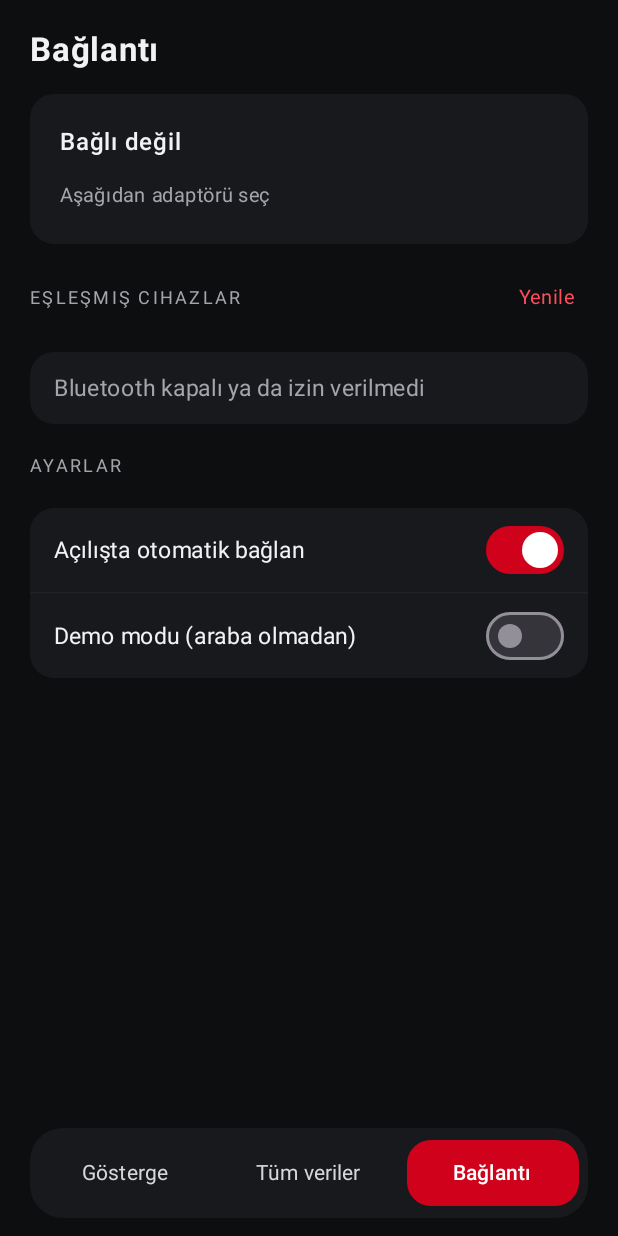
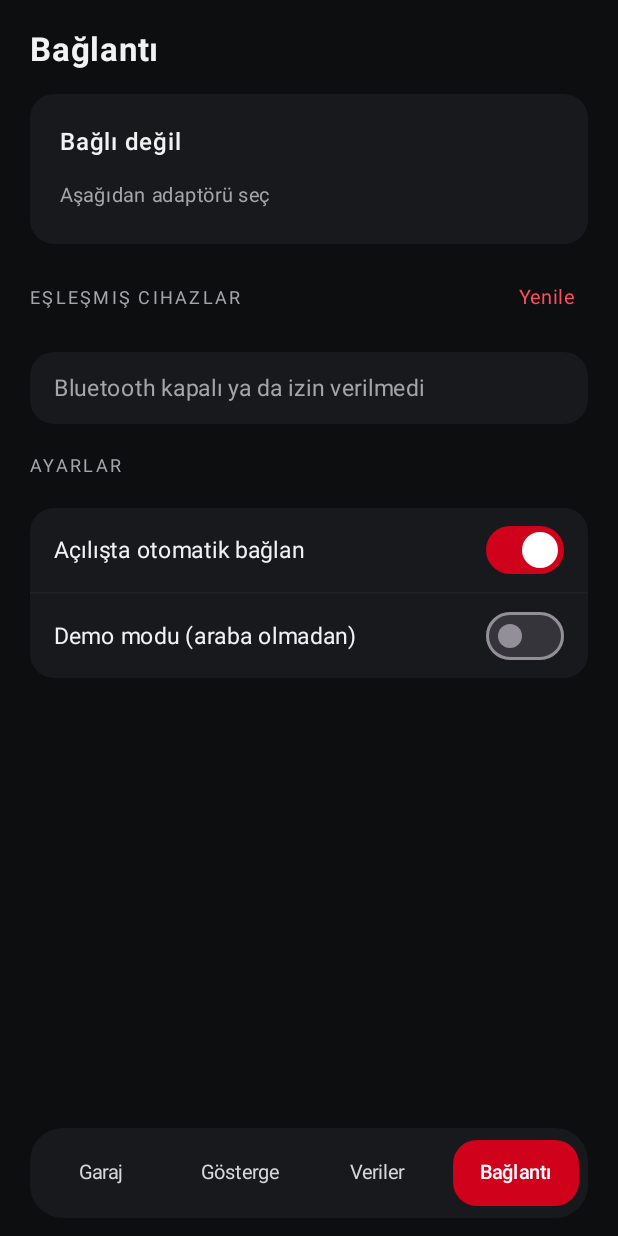
Before and after one commit to ozgunosmanagaoglu/obd-golf, an Android app built with Jetpack Compose: the screen it shows after launch (MainActivity), after a tap on "Bağlantı", on a phone screen of 412 x 824 dp. Run offline under Robolectric (Android 15) with nearby library versions, the phone set to English and light mode, and no system bars; 3 other taps on this screen came first.

Commit message:
Add modern Garage screen with live engine animation
Owner's grey Golf photo (background removed, plate hidden), 4-cylinder
animation in firing order 1-3-4-2 driven by rpm, spinning turbo with boost
ring, LED rev bar, and a hold-to-rev button in demo mode. Sora font.

Co-Authored-By: Claude Opus 5.5 <noreply@anthropic.com>
Claude-Session: https://claude.ai/code/session_01K2Lw2AUrs995w5oKkkN5U9

```diff
--- a/app/src/main/java/app/obdgolf/MainActivity.kt
+++ b/app/src/main/java/app/obdgolf/MainActivity.kt
@@ -44,6 +44,7 @@ import app.obdgolf.ui.CarScreen
 import app.obdgolf.ui.ConnectScreen
 import app.obdgolf.ui.DashboardScreen
 import app.obdgolf.ui.DetailsScreen
+import app.obdgolf.ui.GarageScreen
 import app.obdgolf.ui.ObdTheme
 
 class MainActivity : ComponentActivity() {
@@ -72,7 +73,7 @@ class MainActivity : ComponentActivity() {
     }
 }
 
-private enum class Tab(val label: String) { Dashboard("Gösterge"), Details("Tüm veriler"), Connect("Bağlantı") }
+private enum class Tab(val label: String) { Garage("Garaj"), Dashboard("Gösterge"), Details("Veriler"), Connect("Bağlantı") }
 
 @Composable
 private fun App(vm: ObdViewModel) {
@@ -81,17 +82,18 @@ private fun App(vm: ObdViewModel) {
     val devices by vm.devices.collectAsState()
     val auto by vm.autoConnect.collectAsState()
     val demo by vm.demo.collectAsState()
-    var tab by rememberSaveable { mutableStateOf(Tab.Dashboard) }
+    var tab by rememberSaveable { mutableStateOf(Tab.Garage) }
     val landscape = LocalConfiguration.current.orientation == Configuration.ORIENTATION_LANDSCAPE
 
     Box(Modifier.fillMaxSize().background(C.Bg).statusBarsPadding().navigationBarsPadding()) {
-        if (landscape && tab == Tab.Dashboard) {
+        if (landscape && (tab == Tab.Dashboard || tab == Tab.Garage)) {
             CarScreen(data, link) { tab = Tab.Connect }
             return@Box
         }
         Column(Modifier.fillMaxSize()) {
             Box(Modifier.weight(1f)) {
                 when (tab) {
+                    Tab.Garage -> GarageScreen(data, link, demo, onGas = vm::setGas) { tab = Tab.Connect }
                     Tab.Dashboard -> DashboardScreen(data, link) { tab = Tab.Connect }
                     Tab.Details -> DetailsScreen(data)
                     Tab.Connect -> ConnectScreen(
@@ -100,11 +102,11 @@ private fun App(vm: ObdViewModel) {
                         devices = devices,
                         autoConnect = auto,
                         demo = demo,
-                        onConnect = { vm.connect(it); tab = Tab.Dashboard },
+                        onConnect = { vm.connect(it); tab = Tab.Garage },
                         onDisconnect = vm::disconnect,
                         onRefresh = vm::refreshDevices,
                         onAutoConnect = vm::setAutoConnect,
-                        onDemo = { vm.setDemo(it); if (it) tab = Tab.Dashboard },
+                        onDemo = { vm.setDemo(it); if (it) tab = Tab.Garage },
                     )
                 }
             }
@@ -121,7 +123,7 @@ private fun App(vm: ObdViewModel) {
                         shape = RoundedCornerShape(16.dp),
                         colors = ButtonDefaults.textButtonColors(containerColor = if (selected) C.Red else Color.Transparent),
                     ) {
-                        Text(t.label, color = if (selected) Color.White else Color(0xFFD6D7DA), fontSize = 14.sp,
+                        Text(t.label, color = if (selected) Color.White else Color(0xFFD6D7DA), fontSize = 13.sp, maxLines = 1,
                             fontWeight = if (selected) FontWeight.SemiBold else FontWeight.Normal)
                     }
                 }
--- /dev/null
+++ b/app/src/main/java/app/obdgolf/ui/GarageScreen.kt
@@ -0,0 +1,344 @@
+package app.obdgolf.ui
+
+import androidx.compose.animation.core.LinearEasing
+import androidx.compose.animation.core.animateFloatAsState
+import androidx.compose.animation.core.tween
+import androidx.compose.foundation.Canvas
+import androidx.compose.foundation.Image
+import androidx.compose.foundation.background
+import androidx.compose.foundation.border
+import androidx.compose.foundation.gestures.detectTapGestures
+import androidx.compose.foundation.layout.Arrangement
+import androidx.compose.foundation.layout.Box
+import androidx.compose.foundation.layout.BoxWithConstraints
+import androidx.compose.foundation.layout.Column
+import androidx.compose.foundation.layout.Row
+import androidx.compose.foundation.layout.Spacer
+import androidx.compose.foundation.layout.fillMaxSize
+import androidx.compose.foundation.layout.fillMaxWidth
+import androidx.compose.foundation.layout.height
+import androidx.compose.foundation.layout.padding
+import androidx.compose.foundation.layout.size
+import androidx.compose.foundation.rememberScrollState
+import androidx.compose.foundation.shape.CircleShape
+import androidx.compose.foundation.shape.RoundedCornerShape
+import androidx.compose.foundation.verticalScroll
+import androidx.compose.material3.Text
+import androidx.compose.runtime.Composable
+import androidx.compose.runtime.LaunchedEffect
+import androidx.compose.runtime.getValue
+import androidx.compose.runtime.mutableFloatStateOf
+import androidx.compose.runtime.remember
+import androidx.compose.runtime.rememberUpdatedState
+import androidx.compose.runtime.setValue
+import androidx.compose.runtime.withFrameNanos
+import androidx.compose.ui.Alignment
+import androidx.compose.ui.Modifier
+import androidx.compose.ui.draw.clip
+import androidx.compose.ui.draw.shadow
+import androidx.compose.ui.geometry.CornerRadius
+import androidx.compose.ui.geometry.Offset
+import androidx.compose.ui.geometry.Size
+import androidx.compose.ui.graphics.Brush
+import androidx.compose.ui.graphics.Color
+import androidx.compose.ui.graphics.StrokeCap
+import androidx.compose.ui.graphics.drawscope.Stroke
+import androidx.compose.ui.graphics.drawscope.rotate
+import androidx.compose.ui.graphics.graphicsLayer
+import androidx.compose.ui.input.pointer.pointerInput
+import androidx.compose.ui.layout.ContentScale
+import androidx.compose.ui.res.painterResource
+import androidx.compose.ui.text.font.Font
+import androidx.compose.ui.text.font.FontFamily
+import androidx.compose.ui.text.font.FontWeight
+import androidx.compose.ui.unit.dp
+import androidx.compose.ui.unit.sp
+import app.obdgolf.LinkState
+import app.obdgolf.R
+import app.obdgolf.core.CarData
+import kotlin.math.PI
+import kotlin.math.cos
+import kotlin.math.roundToInt
+import kotlin.math.sin
+
+val Sora = FontFamily(
+    Font(R.font.sora_extralight, FontWeight.ExtraLight),
+    Font(R.font.sora_light, FontWeight.Light),
+    Font(R.font.sora_semibold, FontWeight.SemiBold),
+)
+
+private val Ink = Color(0xFF050608)
+private val Label = Color(0xFF9A9EA6)
+private val Glass = Color(0x0AFFFFFF)
+private val GlassLine = Color(0x12FFFFFF)
+private val Fire = Color(0xFFFF5A28)
+private val Amber = Color(0xFFFFB020)
+private val Hot = Color(0xFFFF2D3D)
+
+/** km/h per 1000 rpm for each DSG gear, roughly, for a 1.4 TSI DSG7. */
+private val gearRatios = listOf(7.5, 12.5, 19.5, 28.0, 36.0, 44.0, 52.0)
+
+private fun gearOf(rpm: Double?, speed: Double?): String {
+    if (rpm == null || speed == null || speed < 3 || rpm < 500) return "N"
+    val perK = speed / (rpm / 1000)
+    val i = gearRatios.indices.minBy { kotlin.math.abs(gearRatios[it] - perK) }
+    return "D${i + 1}"
+}
+
+@Composable
+fun GarageScreen(d: CarData, link: LinkState, demo: Boolean, onGas: (Boolean) -> Unit, onLinkClick: () -> Unit) {
+    val rpm by animateFloatAsState((d.rpm ?: 0.0).toFloat(), tween(220, easing = LinearEasing), label = "rpm")
+    val f = (rpm / 7000f).coerceIn(0f, 1f)
+    val red = rpm > 6000
+
+    // Crank angle for the animation, advanced every frame from the current rpm.
+    // Shown 40x slower than reality so the pistons can be followed by eye.
+    var crank by remember { mutableFloatStateOf(0f) }
+    var turbo by remember { mutableFloatStateOf(0f) }
+    val rpmNow by rememberUpdatedState(rpm)
+    LaunchedEffect(Unit) {
+        var last = 0L
+        while (true) {
+            withFrameNanos { now ->
+                if (last != 0L) {
+                    val dt = ((now - last) / 1e9f).coerceAtMost(0.05f)
+                    crank = (crank + rpmNow / 60f * 360f * dt / 40f) % 720f
+                    turbo = (turbo + rpmNow * dt * 0.5f) % 360f
+                }
+                last = now
+            }
+        }
+    }
+
+    Box(Modifier.fillMaxSize().background(Ink)) {
+        // Red ambient light behind the car, stronger with revs.
+        Canvas(Modifier.fillMaxWidth().height(520.dp)) {
+            drawRect(
+                Brush.radialGradient(
+                    listOf(Color(0xFFE3001B).copy(alpha = 0.18f + f * 0.4f), Color.Transparent),
+                    center = Offset(size.width / 2, size.height * 0.42f),
+                    radius = size.width * 0.8f,
+                )
+            )
+        }
+
+        Column(
+            Modifier.fillMaxSize().verticalScroll(rememberScrollState()).padding(horizontal = 22.dp, vertical = 20.dp),
+        ) {
+            Row(Modifier.fillMaxWidth(), verticalAlignment = Alignment.CenterVertically) {
+                Column(Modifier.weight(1f)) {
+                    Text("GARAJ", color = Label, fontFamily = Sora, fontSize = 11.sp, letterSpacing = 3.sp)
+                    Row {
+                        Text("Golf ", color = C.Text, fontFamily = Sora, fontWeight = FontWeight.Light, fontSize = 24.sp)
+                        Text("VI", color = C.Text, fontFamily = Sora, fontWeight = FontWeight.SemiBold, fontSize = 24.sp)
+                    }
+                }
+                val (dot, label) = when {
+                    link !is LinkState.Connected -> C.Amber to "Bağlı değil"
+                    red -> Hot to "Kırmızı bölge"
+                    rpm < 1000 -> C.Green to "Rölanti"
+                    else -> C.Green to if (demo) "Demo" else "Canlı"
+                }
+                Row(
+                    Modifier.clip(RoundedCornerShape(18.dp)).background(Color(0x0FFFFFFF))
+                        .border(1.dp, GlassLine, RoundedCornerShape(18.dp))
+                        .pointerInput(Unit) { detectTapGestures { onLinkClick() } }
+                        .padding(horizontal = 14.dp, vertical = 10.dp),
+                    verticalAlignment = Alignment.CenterVertically,
+                    horizontalArrangement = Arrangement.spacedBy(8.dp),
+                ) {
+                    Box(Modifier.size(7.dp).shadow(6.dp, CircleShape, ambientColor = dot, spotColor = dot).clip(CircleShape).background(dot))
+                    Text(label, color = Color(0xFFD7D9DE), fontFamily = Sora, fontSize = 12.sp)
+                }
+            }
+
+            // The car, gently shaking with the engine.
+            Box(Modifier.fillMaxWidth().height(240.dp), contentAlignment = Alignment.BottomCenter) {
+                val shake = sin(crank * PI.toFloat() / 45f) * (0.3f + f) * 1.5f
+                Image(
+                    painterResource(R.drawable.golf_hero), contentDescription = "Golf VI",
+                    contentScale = ContentScale.FillWidth,
+                    modifier = Modifier.fillMaxWidth().padding(bottom = 10.dp).graphicsLayer { translationY = shake },
+                )
+                Box(
+                    Modifier.fillMaxWidth().height(1.dp).background(
+                        Brush.horizontalGradient(listOf(Color.Transparent, Color(0x2EFFFFFF), Color.Transparent))
+                    )
+                )
+            }
+
+            Spacer(Modifier.height(8.dp))
+            Row(Modifier.fillMaxWidth(), verticalAlignment = Alignment.Bottom) {
+                Column(Modifier.weight(1f)) {
+                    Text(
+                        ((rpm / 10).roundToInt() * 10).toString(),
+                        color = if (red) Color(0xFFFF4D5E) else C.Text,
+                        fontFamily = Sora, fontWeight = FontWeight.ExtraLight, fontSize = 76.sp, lineHeight = 72.sp, letterSpacing = (-2).sp,
+                    )
+                    Text("DEVİR / DK", color = Label, fontFamily = Sora, fontSize = 11.sp, letterSpacing = 3.sp)
+                }
+                Column(horizontalAlignment = Alignment.End) {
+                    Text(d.speedKmh.fmt(), color = C.Text, fontFamily = Sora, fontWeight = FontWeight.Light, fontSize = 40.sp, letterSpacing = (-1).sp)
+                    Text("KM/H · ${gearOf(d.rpm, d.speedKmh)}", color = Label, fontFamily = Sora, fontSize = 11.sp, letterSpacing = 3.sp)
+                }
+            }
+
+            Spacer(Modifier.height(16.dp))
+            LedBar(f)
+
+            Spacer(Modifier.height(18.dp))
+            GlassCard {
+                Row(Modifier.fillMaxWidth()) {
+                    Text("MOTOR · 1.4 TSI", color = Label, fontFamily = Sora, fontSize = 11.sp, letterSpacing = 2.5.sp, modifier = Modifier.weight(1f))
+                    Text("ATEŞLEME 1-3-4-2", color = Label, fontFamily = Sora, fontSize = 11.sp, letterSpacing = 1.5.sp)
+                }
+                Spacer(Modifier.height(12.dp))
+                Row(verticalAlignment = Alignment.CenterVertically, horizontalArrangement = Arrangement.spacedBy(14.dp)) {
+                    Cylinders(crank, Modifier.weight(1f).height(112.dp))
+                    val boost = ((rpm - 1500f) / 4500f * 1.2f).coerceAtLeast(0f)
+                    Turbo(turbo, boost, Modifier.size(92.dp))
+                }
+            }
+
+            Spacer(Modifier.height(12.dp))
+            Row(horizontalArrangement = Arrangement.spacedBy(10.dp)) {
+                MiniTile("SU", d.coolantC.fmt(), "°C", Modifier.weight(1f))
+                MiniTile("YÜK", d.loadPct.fmt(), "%", Modifier.weight(1f))
+                MiniTile("AKÜ", d.batteryV.fmt(1), "V", Modifier.weight(1f))
+            }
+
+            Spacer(Modifier.height(22.dp))
+            if (demo) GasButton(f, onGas)
+            else Text(
+                "Değerler arabadan canlı okunuyor",
+                color = C.Dim, fontFamily = Sora, fontSize = 12.sp,
+                modifier = Modifier.align(Alignment.CenterHorizontally),
+            )
+        }
+    }
+}
+
+@Composable
+private fun LedBar(f: Float) {
+    val count = 28
+    val lit = (f * count).roundToInt()
+    Row(Modifier.fillMaxWidth().height(14.dp), horizontalArrangement = Arrangement.spacedBy(3.dp)) {
+        repeat(count) { i ->
+            val col = when { i >= 24 -> Hot; i >= 18 -> Amber; else -> C.Text }
+            val on = i < lit
+            Box(
+                Modifier.weight(1f).height(14.dp)
+                    .then(if (on) Modifier.shadow(6.dp, RoundedCornerShape(3.dp), ambientColor = col, spotColor = col) else Modifier)
+                    .clip(RoundedCornerShape(3.dp))
+                    .background(if (on) col else Color(0x12FFFFFF))
+            )
+        }
+    }
+}
+
+/** Four cylinders of an inline-4: pistons 1+4 and 2+3 move together, firing order 1-3-4-2. */
+@Composable
+private fun Cylinders(crank: Float, modifier: Modifier) {
+    val phase = floatArrayOf(0f, 180f, 180f, 0f)
+    val fireAt = floatArrayOf(0f, 540f, 180f, 360f)
+    Canvas(modifier) {
+        val gap = 10.dp.toPx()
+        val w = (size.width - gap * 3) / 4
+        val r = 16.dp.toPx()
+        for (i in 0 until 4) {
+            val x = i * (w + gap)
+            drawRoundRect(
+                Brush.verticalGradient(listOf(Color(0x0FFFFFFF), Color(0x03FFFFFF)), startY = 0f, endY = size.height),
+                Offset(x, 0f), Size(w, size.height), CornerRadius(r),
+            )
+            drawRoundRect(GlassLine, Offset(x, 0f), Size(w, size.height), CornerRadius(r), style = Stroke(1.dp.toPx()))
+
+            val since = ((crank - fireAt[i]) % 720f + 720f) % 720f
+            val glow = if (since < 100f) 1f - since / 100f else 0f
+            if (glow > 0f) {
+                drawRect(
+                    Brush.radialGradient(
+                        listOf(Fire.copy(alpha = glow * 0.9f), Color.Transparent),
+                        center = Offset(x + w / 2, 0f), radius = w * 0.9f,
+                    ),
+                    Offset(x, 0f), Size(w, size.height * 0.55f),
+                )
+            }
+
+            val y = (1 - cos(Math.toRadians((crank + phase[i]).toDouble())).toFloat()) / 2
+            val top = 10.dp.toPx() + y * (size.height - 26.dp.toPx() - 30.dp.toPx())
+            val inset = 9.dp.toPx()
+            drawRoundRect(
+                Brush.verticalGradient(listOf(Color(0xFFF1F3F6), Color(0xFF8D939B)), startY = top, endY = top + 26.dp.toPx()),
+                Offset(x + inset, top), Size(w - inset * 2, 26.dp.toPx()), CornerRadius(9.dp.toPx()),
+            )
+        }
+    }
+}
+
+@Composable
+private fun Turbo(angle: Float, boostBar: Float, modifier: Modifier) {
+    Box(modifier, contentAlignment = Alignment.Center) {
+        Canvas(Modifier.fillMaxSize()) {
+            val sw = 4.dp.toPx()
+            val inset = sw / 2 + 2.dp.toPx()
+            val arcSize = Size(size.width - inset * 2, size.height - inset * 2)
+            drawArc(Color(0x14FFFFFF), 0f, 360f, false, Offset(inset, inset), arcSize, style = Stroke(sw))
+            drawArc(Color(0xFFE3001B), -90f, 360f * (boostBar / 1.4f).coerceIn(0f, 1f), false, Offset(inset, inset), arcSize,
+                style = Stroke(sw, cap = StrokeCap.Round))
+            val c = Offset(size.width / 2, size.height / 2)
+            val len = size.width * 0.3f
+            rotate(angle, c) {
+                for (k in 0 until 6) {
+                    val a = Math.toRadians(k * 60.0)
+                    val end = Offset(c.x + (cos(a) * len).toFloat(), c.y + (sin(a) * len).toFloat())
+                    drawLine(Color(0xE6C9CED4), c, end, strokeWidth = 2.dp.toPx(), cap = StrokeCap.Round)
+                }
+            }
+            drawCircle(Ink, radius = size.width * 0.17f, center = c)
+        }
+        Column(horizontalAlignment = Alignment.CenterHorizontally) {
+            Text("%.1f".format(boostBar), color = C.Text, fontFamily = Sora, fontWeight = FontWeight.SemiBold, fontSize = 15.sp)
+            Text("BAR", color = Label, fontFamily = Sora, fontSize = 8.sp, letterSpacing = 2.sp)
+        }
+    }
+}
+
+@Composable
+private fun GlassCard(content: @Composable () -> Unit) = Column(
+    Modifier.fillMaxWidth().clip(RoundedCornerShape(26.dp)).background(Glass)
+        .border(1.dp, GlassLine, RoundedCornerShape(26.dp)).padding(16.dp)
+) { content() }
+
+@Composable
+private fun MiniTile(label: String, value: String, unit: String, modifier: Modifier) = Column(
+    modifier.clip(RoundedCornerShape(20.dp)).background(Glass)
+        .border(1.dp, GlassLine, RoundedCornerShape(20.dp)).padding(horizontal = 14.dp, vertical = 12.dp),
+    verticalArrangement = Arrangement.spacedBy(4.dp),
+) {
+    Text(label, color = Label, fontFamily = Sora, fontSize = 10.sp, letterSpacing = 2.sp)
+    Row(verticalAlignment = Alignment.Bottom) {
+        Text(value, color = C.Text, fontFamily = Sora, fontWeight = FontWeight.Light, fontSize = 20.sp)
+        if (value != "—") Text(" $unit", color = Label, fontFamily = Sora, fontSize = 12.sp, modifier = Modifier.padding(bottom = 3.dp))
+    }
+}
+
+@Composable
+private fun GasButton(f: Float, onGas: (Boolean) -> Unit) {
+    val shape = RoundedCornerShape(31.dp)
+    BoxWithConstraints(
+        Modifier.fillMaxWidth().height(62.dp)
+            .shadow((10 + f * 20).dp, shape, ambientColor = Color(0xFFE3001B), spotColor = Color(0xFFE3001B))
+            .clip(shape).background(Color(0x0DFFFFFF)).border(1.dp, Color(0x1FFFFFFF), shape)
+            .pointerInput(Unit) {
+                detectTapGestures(onPress = {
+                    onGas(true)
+                    try { tryAwaitRelease() } finally { onGas(false) }
+                })
+            },
+        contentAlignment = Alignment.Center,
+    ) {
+        Box(Modifier.align(Alignment.CenterStart).fillMaxSize().padding(end = maxWidth * (1 - f)).background(Color(0xFFE3001B)))
+        Text("BASILI TUT · GAZ", color = Color.White, fontFamily = Sora, fontWeight = FontWeight.SemiBold, fontSize = 14.sp, letterSpacing = 3.sp)
+    }
+}
```
Also changed, not shown: app/src/main/java/app/obdgolf/ObdViewModel.kt (+8 -1 lines), core/src/main/kotlin/app/obdgolf/core/DemoElmIo.kt (+25 -9 lines), app/src/main/res/drawable-nodpi/golf_hero.png (added), app/src/main/res/font/sora_extralight.ttf (added), app/src/main/res/font/sora_light.ttf (added), app/src/main/res/font/sora_semibold.ttf (added), 2 other files.
